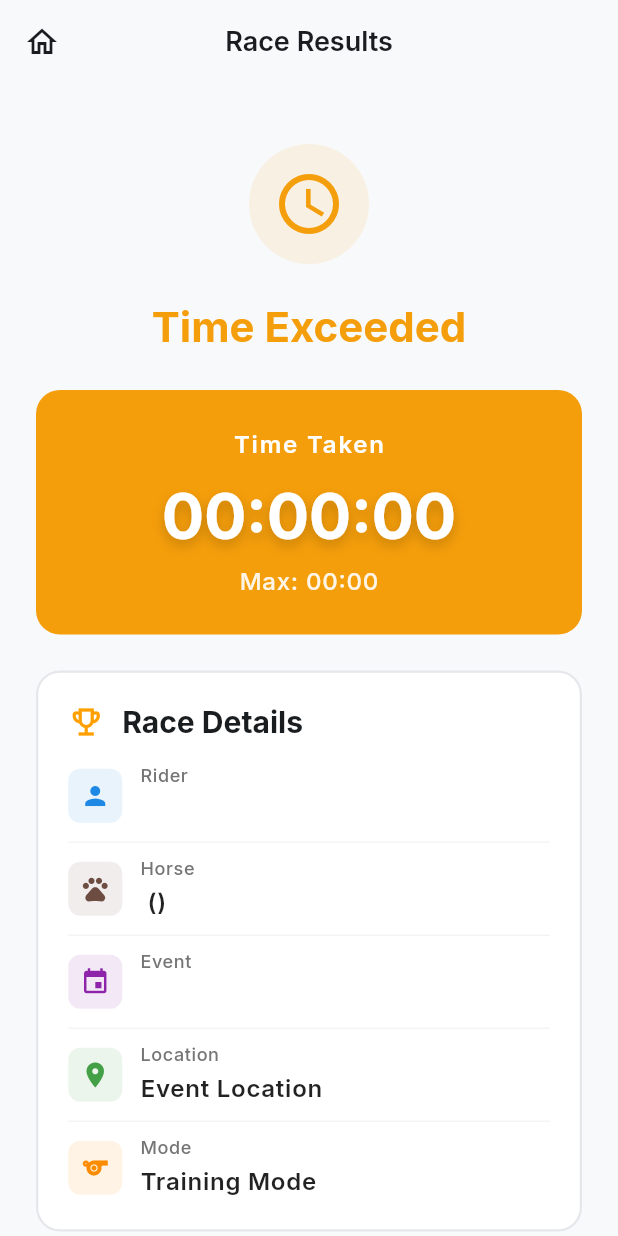
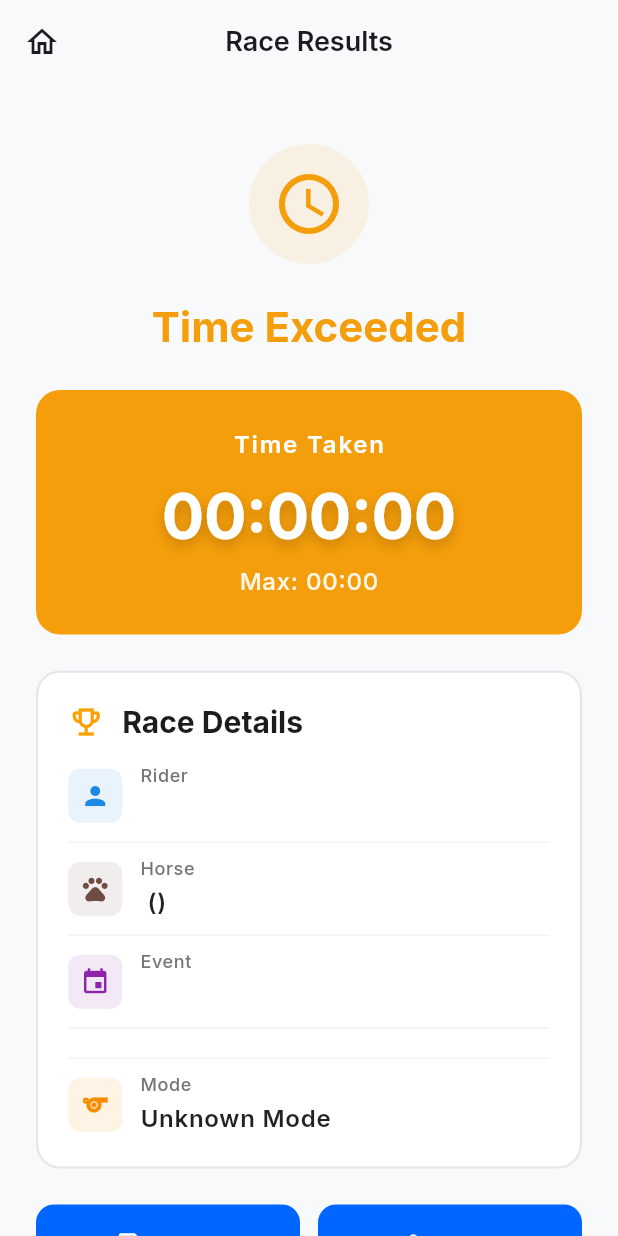
Before and after one commit to suyashluniya/friendly-score, a Flutter app: the RaceResultsScreen screen opened directly with empty values, on a phone screen of 412 x 824 dp. Run offline on Flutter 3.47's test engine with Material 3 defaults, Android fonts, the phone set to English and light mode, and no system bars; our stand-ins replace flutter_animate, flutter_bluetooth_serial, font_awesome_flutter, google_fonts, permission_handler, shared_preferences; accounts and stored records are empty.

Commit message:
Enhance performance report screen layout with expanded text for better overflow handling; integrate location loading in race results screen using FutureBuilder for dynamic data display.

```diff
--- a/lib/screens/performance_report_screen.dart
+++ b/lib/screens/performance_report_screen.dart
@@ -171,11 +171,18 @@ class _PerformanceReportScreenState extends State<PerformanceReportScreen> {
                       size: 16,
                     ),
                     const SizedBox(width: 12),
-                    Text(
-                      'Showing: $selectedMode • $selectedTimeframe',
-                      style: Theme.of(context).textTheme.bodyMedium?.copyWith(
-                        color: Colors.blue.shade700,
-                        fontWeight: FontWeight.w500,
+                    // Expanded prevents tiny horizontal overflows when the combined
+                    // intrinsic widths of the icon + spacing + text exceed the
+                    // available Row width by a fractional pixel. Ellipsis keeps layout tidy.
+                    Expanded(
+                      child: Text(
+                        'Showing: $selectedMode • $selectedTimeframe',
+                        maxLines: 1,
+                        overflow: TextOverflow.ellipsis,
+                        style: Theme.of(context).textTheme.bodyMedium?.copyWith(
+                          color: Colors.blue.shade700,
+                          fontWeight: FontWeight.w500,
+                        ),
                       ),
                     ),
                   ],
--- a/lib/screens/race_results_screen.dart
+++ b/lib/screens/race_results_screen.dart
@@ -1,3 +1,5 @@
+import 'package:demo/services/location_service.dart';
+import 'package:demo/services/mode_service.dart';
 import 'package:flutter/material.dart';
 import 'rider_details_screen.dart';
 import '../services/unified_race_data_service.dart';
@@ -298,19 +300,34 @@ class _RaceResultsScreenState extends State<RaceResultsScreen> {
                       Colors.purple.shade600,
                     ),
                     const Divider(height: 20),
-                    _buildDetailRow(
-                      context,
-                      Icons.location_on,
-                      'Location',
-                      'Event Location',
-                      Colors.green.shade600,
+                    FutureBuilder<Map<String, dynamic>?>(
+                      future: LocationService().loadLocation(),
+                      builder: (context, snapshot) {
+                        if (snapshot.hasData && snapshot.data != null) {
+                          final location = snapshot.data!;
+                          final locationDisplay = '${location['locationName']} - ${location['address']}';
+                          return Column(
+                            children: [
+                              _buildDetailRow(
+                                context,
+                                Icons.location_on,
+                                'Location',
+                                locationDisplay,
+                                Colors.green.shade600,
+                              ),
+                              const Divider(height: 20),
+                            ],
+                          );
+                        }
+                        return const SizedBox.shrink();
+                      },
                     ),
                     const Divider(height: 20),
                     _buildDetailRow(
                       context,
                       Icons.sports,
                       'Mode',
-                      'Training Mode',
+                      ModeService().getModeDisplayName(),
                       Colors.orange.shade600,
                     ),
                     if (widget.additionalDetails.isNotEmpty) ...[
```
